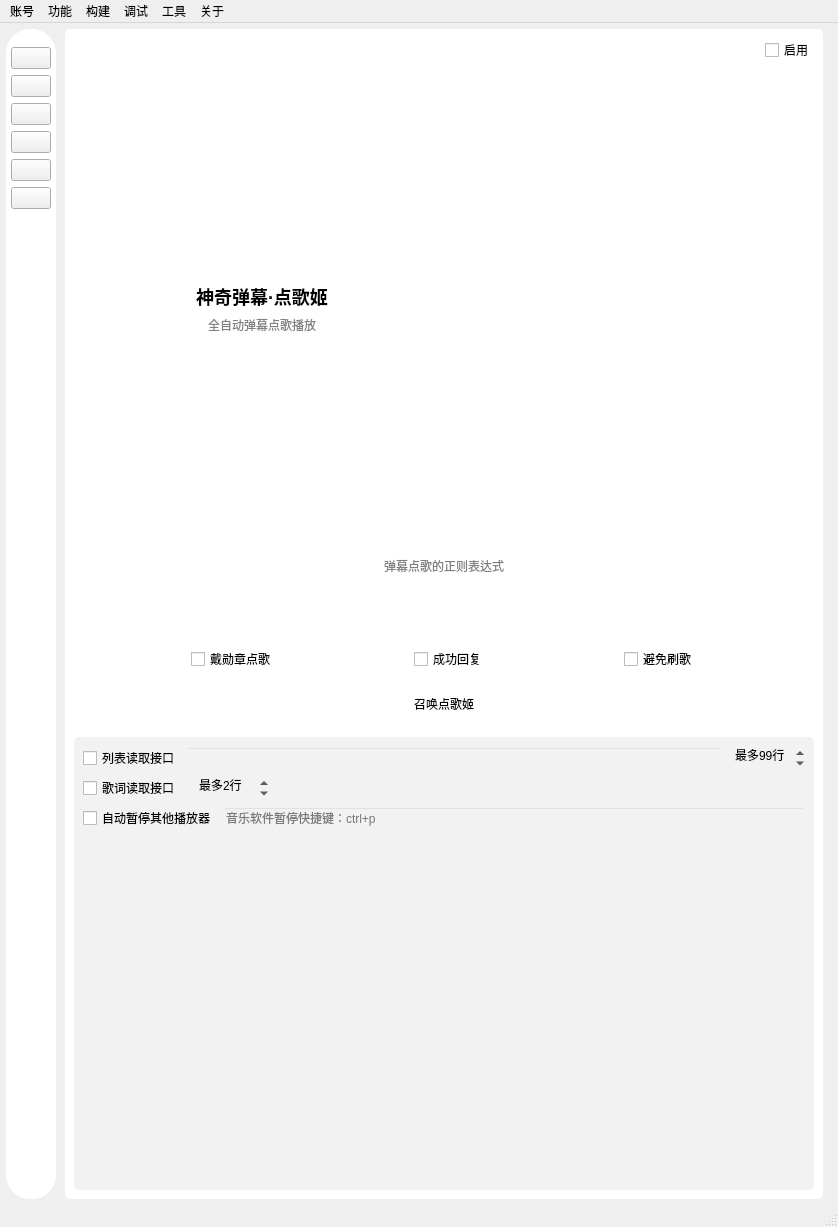
Before: the Qt Designer form mainwindow/mainwindow.ui in iwxyi/Bilibili-MagicalDanmaku, drawn with Qt 5.
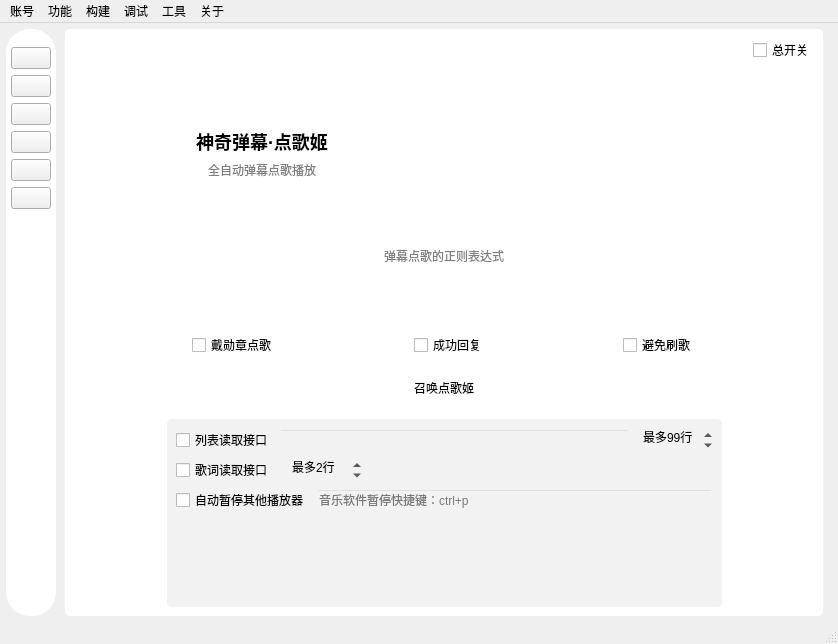
After: the same form once the commit is applied. The open tabs and pages were chosen to show the change. Icons and pictures are not drawn. Custom widgets are drawn as their Qt base class.

Commit message: 优化点歌页面

```diff
--- a/mainwindow/mainwindow.ui
+++ b/mainwindow/mainwindow.ui
@@ -7,7 +7,7 @@
     <x>0</x>
     <y>0</y>
     <width>838</width>
-    <height>1227</height>
+    <height>644</height>
    </rect>
   </property>
   <property name="windowTitle">
@@ -4351,9 +4351,9 @@
 	border-radius: 5px;
 }</string>
           </property>
-          <layout class="QVBoxLayout" name="verticalLayout_53" stretch="0,1,0,0,0,1">
+          <layout class="QVBoxLayout" name="verticalLayout_53" stretch="0,1,0,0,0,0">
            <property name="spacing">
-            <number>20</number>
+            <number>18</number>
            </property>
            <item>
             <layout class="QHBoxLayout" name="horizontalLayout_27">
@@ -4379,7 +4379,7 @@
                 <string>&lt;html&gt;&lt;head/&gt;&lt;body&gt;&lt;p&gt;点歌格式：点歌 歌名&lt;/p&gt;&lt;p&gt;如果已开启点歌姬，则自动点歌并播放&lt;/p&gt;&lt;p&gt;否则自动复制歌名到剪贴板&lt;/p&gt;&lt;/body&gt;&lt;/html&gt;</string>
                </property>
                <property name="text">
-                <string>启用</string>
+                <string>总开关</string>
                </property>
               </widget>
              </item>
@@ -4703,6 +4703,24 @@
             </layout>
            </item>
            <item>
+            <layout class="QHBoxLayout" name="horizontalLayout_33" stretch="1,6,1">
+             <property name="topMargin">
+              <number>0</number>
+             </property>
+             <item>
+              <spacer name="horizontalSpacer_2">
+               <property name="orientation">
+                <enum>Qt::Horizontal</enum>
+               </property>
+               <property name="sizeHint" stdset="0">
+                <size>
+                 <width>40</width>
+                 <height>20</height>
+                </size>
+               </property>
+              </spacer>
+             </item>
+             <item>
             <widget class="QWidget" name="musicConfigCardWidget" native="true">
              <property name="styleSheet">
               <string notr="true">#musicConfigCardWidget
@@ -4881,6 +4899,24 @@
               </item>
               <item>
                <widget class="QListWidget" name="diangeHistoryListWidget">
+                  <property name="sizePolicy">
+                   <sizepolicy hsizetype="Expanding" vsizetype="Minimum">
+                    <horstretch>0</horstretch>
+                    <verstretch>0</verstretch>
+                   </sizepolicy>
+                  </property>
+                  <property name="minimumSize">
+                   <size>
+                    <width>0</width>
+                    <height>0</height>
+                   </size>
+                  </property>
+                  <property name="maximumSize">
+                   <size>
+                    <width>16777215</width>
+                    <height>80</height>
+                   </size>
+                  </property>
                 <property name="toolTip">
                  <string>&lt;html&gt;&lt;head/&gt;&lt;body&gt;&lt;p&gt;点歌历史&lt;/p&gt;&lt;/body&gt;&lt;/html&gt;</string>
                 </property>
@@ -4896,6 +4932,21 @@
              </layout>
             </widget>
            </item>
+             <item>
+              <spacer name="horizontalSpacer_6">
+               <property name="orientation">
+                <enum>Qt::Horizontal</enum>
+               </property>
+               <property name="sizeHint" stdset="0">
+                <size>
+                 <width>40</width>
+                 <height>20</height>
+                </size>
+               </property>
+              </spacer>
+             </item>
+            </layout>
+           </item>
           </layout>
          </widget>
         </item>
```
Left out of the diff: 4 changed lines with no effect on the pictures. Lines whose indentation alone changed are shown as unchanged. The commit also changes 2 other files.
